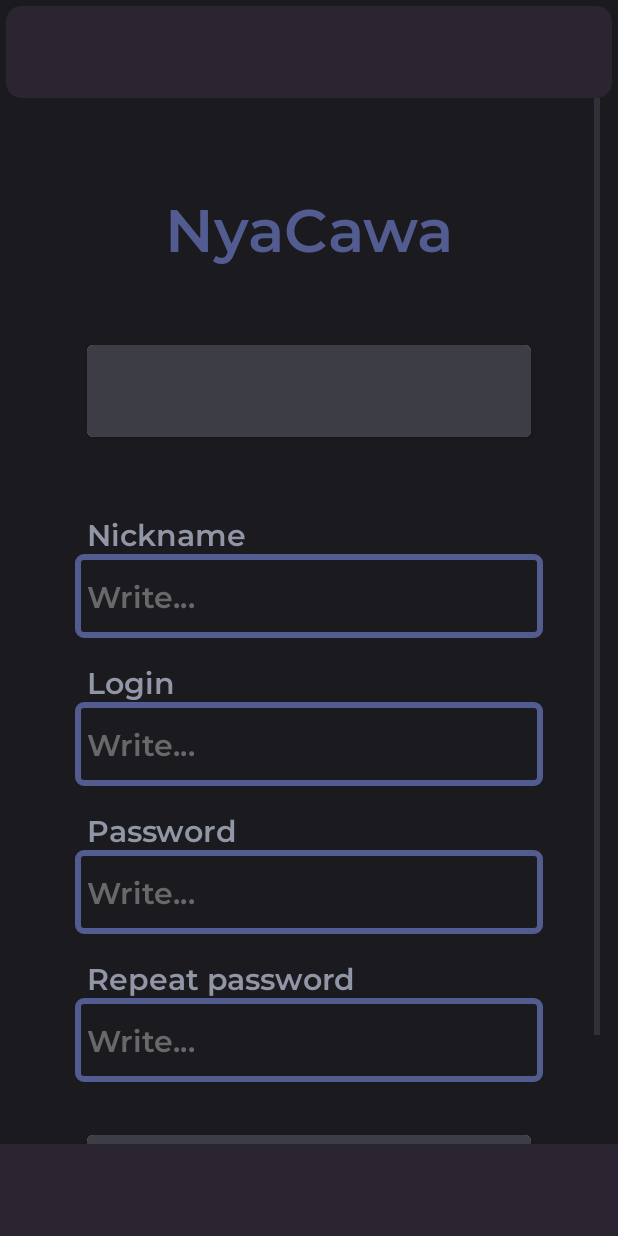
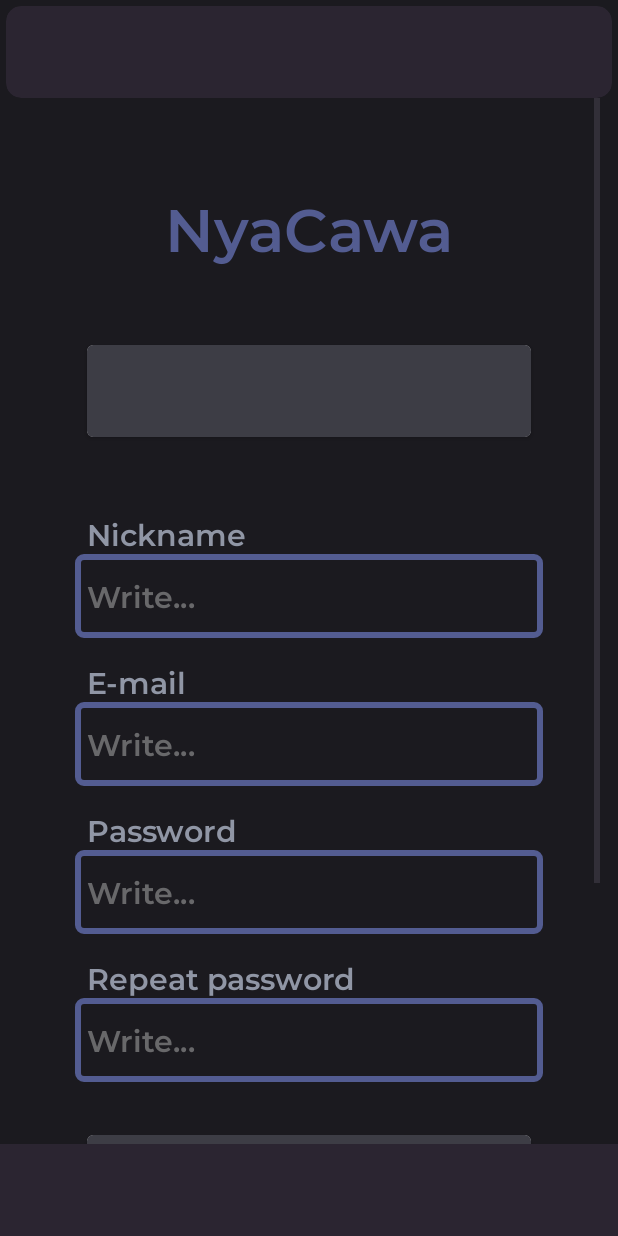
Before and after one commit to Kirixo/NyaCawa, an Android app: the Registration screen opened through its navigation route, on a phone screen of 412 x 824 dp. Run offline under Robolectric (Android 15) with nearby library versions, the phone set to English and light mode, and no system bars; our stand-ins replace Picasso; pictures from the network do not load.

Commit message:
Registration implemented

```diff
--- a/app/src/main/res/layout/fragment_authorization.xml
+++ b/app/src/main/res/layout/fragment_authorization.xml
@@ -87,6 +87,12 @@
             >
         </TextView>
 
+        <Space
+            app:layout_constraintTop_toBottomOf="@id/dont_have_account"
+            android:layout_width="match_parent"
+            android:layout_height="150dp"
+            />
+
 
         <LinearLayout
             android:id="@+id/_list_of_fields"
--- a/app/src/main/res/layout/fragment_registration.xml
+++ b/app/src/main/res/layout/fragment_registration.xml
@@ -84,7 +84,12 @@
             >
         </TextView>
 
+        <Space
+            app:layout_constraintTop_toBottomOf="@id/already_have_account"
+            android:layout_width="match_parent"
+            android:layout_height="150dp">
 
+        </Space>
         <LinearLayout
             android:id="@+id/_list_of_fields"
             android:layout_width="wrap_content"
--- a/app/src/main/res/navigation/nav_graph.xml
+++ b/app/src/main/res/navigation/nav_graph.xml
@@ -58,6 +58,12 @@
             app:popUpToInclusive="true"
             >
         </action>
+        <action
+            android:id="@+id/goToMainMenu"
+            app:destination="@id/mainMenu"
+            app:popUpTo="@id/registration"
+            app:popUpToInclusive="true"
+            />
 
     </fragment>
 
--- a/app/src/main/res/values/strings.xml
+++ b/app/src/main/res/values/strings.xml
@@ -50,7 +50,7 @@
     <string name="nickname">Nickname</string>
     <string name="repeat_password">Repeat password</string>
     <string name="password">Password</string>
-    <string name="login">Login</string>
+    <string name="login">E-mail</string>
     <string name="already_have_account">Already have account?</string>
     <string name="null_string" />
     <string name="account">Account</string>
@@ -89,4 +89,6 @@
     <string name="comment">Comment</string>
     <string name="deletion_request">Are you sure you want to remove the product?</string>
     <string name="yes">Yes</string>
+    <string name="pasword_not_same">Passwords are not the same.</string>
+    <string name="nickname_or_login_already_exist">Nickname or login already exist</string>
 </resources>
```
Also changed, not shown: app/src/main/java/com/project/nyacawa/data/nyacawaapi/NyaCawaApi.kt (+5 -3 lines), app/src/main/java/com/project/nyacawa/domain/logic/UserViewModel.kt (+32 -3 lines), app/src/main/java/com/project/nyacawa/presentation/ui/fragments/Authorization.kt (+1 -6 lines), app/src/main/java/com/project/nyacawa/presentation/ui/fragments/Registration.kt (+29 -2 lines).
